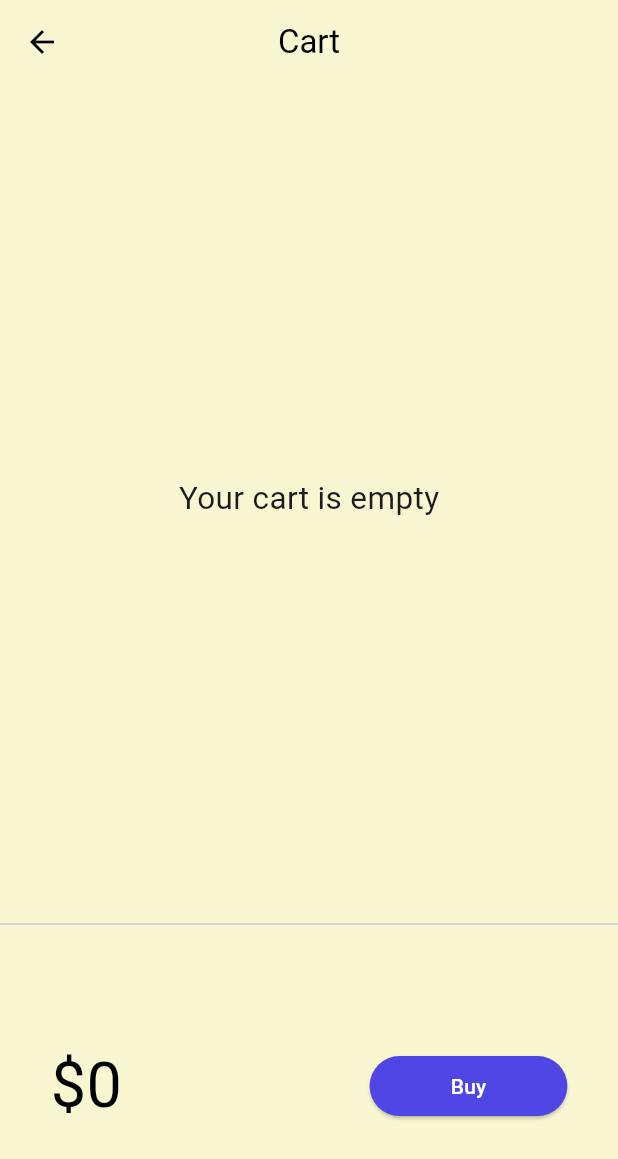
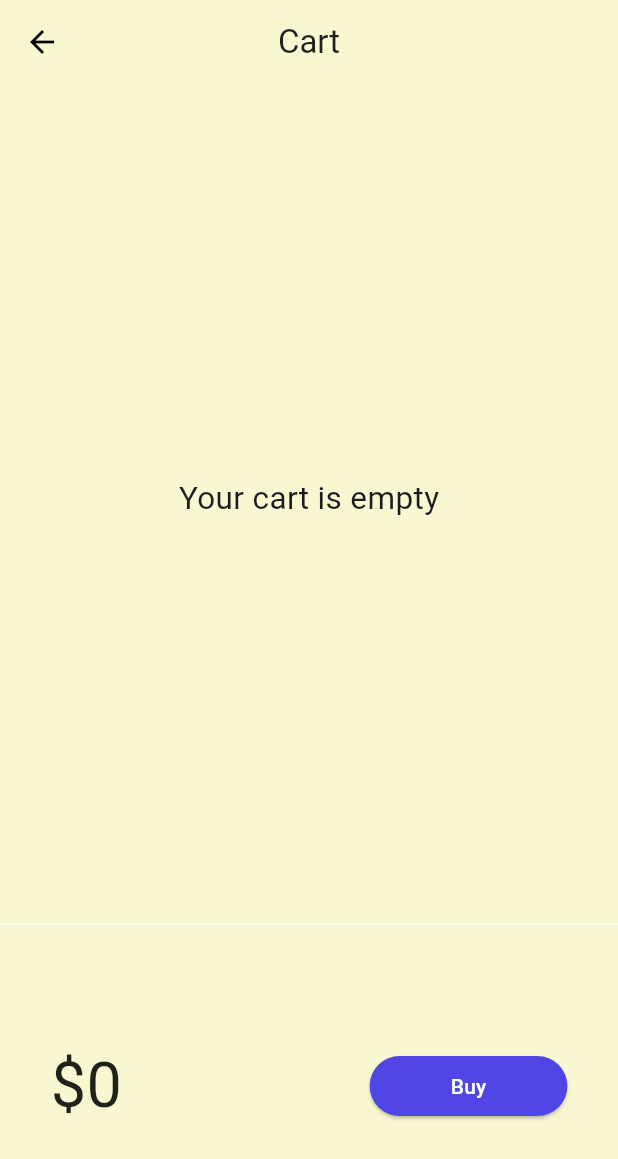
Before and after one commit to A-r-y-a-n1/exploringFlutter, a Flutter app: the CartPage screen opened by its route, on a phone screen of 412 x 824 dp. Shown: the top 1159 px of the screen. Run offline on Flutter 3.47's test engine with Material 3 defaults, Android fonts, the phone set to English and light mode, and no system bars; drawn by our look-alikes of velocity_x; our stand-ins replace google_fonts, shared_preferences, url_strategy; accounts and stored records are empty; network calls fail.

Commit message:
fixed everything

```diff
--- a/assets/files/catalog.json
+++ b/assets/files/catalog.json
@@ -6,7 +6,7 @@
             "desc" : "Apple iPhone 12th generation",
             "price" : 999,
             "color" : "#33505a",
-            "image" : "https://ovantica.com/pub/media/catalog/product/cache/359e51c8e354c4e2b5af98e814f93978/1/2/12_pro_max_grap_1_.jpg"
+            "image" : "https://images.squarespace-cdn.com/content/v1/5264f7c9e4b0a3247c641860/1617494784594-QLZVXD0GQT8E1X803A9N/iphone-12-pro-max-sample-photos_01.jpg?format=2500w"
         },
         {
             "id" : 2,
--- a/lib/pages/cart_page.dart
+++ b/lib/pages/cart_page.dart
@@ -5,6 +5,8 @@ import 'package:velocity_x/velocity_x.dart';
 import 'package:flutter/material.dart';
 
 class CartPage extends StatelessWidget {
+  const CartPage({super.key});
+
   @override
   Widget build(BuildContext context) {
     return Scaffold(
@@ -14,7 +16,7 @@ class CartPage extends StatelessWidget {
           centerTitle: true,
           title: "Cart".text.color(context.theme.hintColor).make()),
       body: Column(
-        children: [_CartList().p32().expand(), Divider(), _CartTotal()],
+        children: [_CartList().p32().expand(), const Divider(), _CartTotal()],
       ),
     );
   }
@@ -23,14 +25,14 @@ class CartPage extends StatelessWidget {
 class _CartTotal extends StatelessWidget {
   @override
   Widget build(BuildContext context) {
-    final CartModel _cart = (VxState.store as MyStore).cart;
+    final CartModel cart = (VxState.store as MyStore).cart;
     return SizedBox(
       height: 200,
       child: Row(mainAxisAlignment: MainAxisAlignment.spaceAround, children: [
         VxConsumer(
-          mutations: {RemoveMutation},
+          mutations: const {RemoveMutation},
           builder: (BuildContext context, store, VxStatus? status) {
-            return "\$${_cart.totalPrice}"
+            return "\$${cart.totalPrice}"
                 .text
                 .xl5
                 .color(context.theme.hintColor)
@@ -58,18 +60,18 @@ class _CartList extends StatelessWidget {
   @override
   Widget build(BuildContext context) {
     VxState.watch(context, on: [RemoveMutation]);
-    final CartModel _cart = (VxState.store as MyStore).cart;
-    return _cart.items.isEmpty
+    final CartModel cart = (VxState.store as MyStore).cart;
+    return cart.items.isEmpty
         ? "Your cart is empty".text.xl2.makeCentered()
         : ListView.builder(
-            itemCount: _cart.items.length,
+            itemCount: cart.items.length,
             itemBuilder: (context, index) => ListTile(
-              leading: Icon(Icons.done),
+              leading: const Icon(Icons.done),
               trailing: IconButton(
-                icon: Icon(Icons.delete_outline_outlined),
-                onPressed: () => RemoveMutation(_cart.items[index]),
+                icon: const Icon(Icons.delete_outline_outlined),
+                onPressed: () => RemoveMutation(cart.items[index]),
               ),
-              title: Text(_cart.items[index].name.toString()),
+              title: Text(cart.items[index].name.toString()),
             ),
           );
   }
--- a/lib/pages/home_page_detail.dart
+++ b/lib/pages/home_page_detail.dart
@@ -50,6 +50,7 @@ class HomeDetailPage extends StatelessWidget {
                             .bold
                             .make(),
                         catalog.desc.text.xl
+                            .color(context.theme.hintColor)
                             .textStyle(context.captionStyle)
                             .make(),
                         10.heightBox,
--- a/lib/pages/login_page.dart
+++ b/lib/pages/login_page.dart
@@ -4,6 +4,8 @@ import 'package:velocity_x/velocity_x.dart';
 import 'package:flutter_catalog/utils/routes.dart';
 
 class LoginPage extends StatefulWidget {
+  const LoginPage({super.key});
+
   @override
   State<LoginPage> createState() => _LoginPageState();
 }
--- a/lib/widgets/themes.dart
+++ b/lib/widgets/themes.dart
@@ -4,37 +4,79 @@ import 'package:velocity_x/velocity_x.dart';
 
 class MyTheme {
   static ThemeData lightTheme(BuildContext context) => ThemeData(
+        colorScheme: ColorScheme.fromSwatch(
           primarySwatch: Colors.deepPurple,
+          backgroundColor: creamColor,
+        ).copyWith(
+          secondary: buttonColor,
+          primaryContainer: lightBluishColor, // Replace deprecated `primary`
+        ),
         fontFamily: GoogleFonts.poppins().fontFamily,
         cardColor: Colors.white,
         canvasColor: creamColor,
-      hintColor: Colors.black,
+        hintColor: Colors.black87,
         highlightColor: Colors.white,
-      textTheme: Theme.of(context).textTheme,
-      appBarTheme: AppBarTheme(
+        textTheme: customTextTheme(Theme.of(context).textTheme),
+        appBarTheme: const AppBarTheme(
           color: Colors.white,
           elevation: 0.0,
           iconTheme: IconThemeData(color: Colors.black),
-      ));
+        ),
+        elevatedButtonTheme: ElevatedButtonThemeData(
+          style: ElevatedButton.styleFrom(
+            backgroundColor:
+                buttonColor, // Replace `primary` with `backgroundColor`
+            foregroundColor: Colors.white,
+          ),
+        ),
+        textButtonTheme: TextButtonThemeData(
+          style: TextButton.styleFrom(
+              foregroundColor: buttonColor), // Updated syntax
+        ),
+      );
 
   static ThemeData darkTheme(BuildContext context) => ThemeData(
         brightness: Brightness.dark,
+        colorScheme: ColorScheme.dark(
+          primaryContainer: darkBluishColor, // Replace deprecated `primary`
+          secondary: buttonColor,
+        ),
         fontFamily: GoogleFonts.poppins().fontFamily,
         cardColor: Colors.black87,
         canvasColor: darkCreamColor,
         hintColor: Colors.white,
         highlightColor: Colors.grey.shade800,
-      appBarTheme: AppBarTheme(
+        textTheme: customTextTheme(Theme.of(context).textTheme),
+        appBarTheme: const AppBarTheme(
           color: Colors.black,
           elevation: 0.0,
           iconTheme: IconThemeData(color: Colors.white),
-      ));
+        ),
+        elevatedButtonTheme: ElevatedButtonThemeData(
+          style: ElevatedButton.styleFrom(
+            backgroundColor: buttonColor, // Replace `primary`
+            foregroundColor: Colors.white,
+          ),
+        ),
+      );
 
-  //Colors
-  static Color creamColor = Color.fromARGB(255, 249, 247, 209);
+  static TextTheme customTextTheme(TextTheme base) => base.copyWith(
+        displayLarge: base.displayLarge?.copyWith(
+          fontSize: 24,
+          fontWeight: FontWeight.bold,
+        ), // Replace `headline1` with `displayLarge`
+        bodyLarge: base.bodyLarge?.copyWith(
+          fontSize: 16,
+        ), // Replace `bodyText1` with `bodyLarge`
+        labelLarge: base.labelLarge?.copyWith(
+          color: Colors.white,
+        ), // Replace `button` with `labelLarge`
+      );
+
+  // Colors
+  static Color creamColor = const Color.fromARGB(255, 249, 247, 209);
   static Color darkCreamColor = Vx.gray900;
-  static Color darkBluishColor = Color.fromARGB(255, 66, 61, 93);
+  static Color darkBluishColor = const Color.fromARGB(255, 66, 61, 93);
   static Color lightBluishColor = Vx.indigo600;
   static Color buttonColor = lightBluishColor;
-  static Color accentColor = Vx.white;
 }
```
Also changed, not shown: lib/main.dart (+7 -5 lines), lib/pages/home_page.dart (+20 -14 lines), lib/widgets/drawer.dart (+8 -6 lines), lib/widgets/home_widgets/add_to_cart.dart (+5 -5 lines), lib/widgets/home_widgets/catalog_header.dart (+8 -4 lines), lib/widgets/home_widgets/catalog_list.dart (+9 -6 lines), pubspec.lock, 1 other file. Lines whose indentation alone changed are shown as unchanged.
